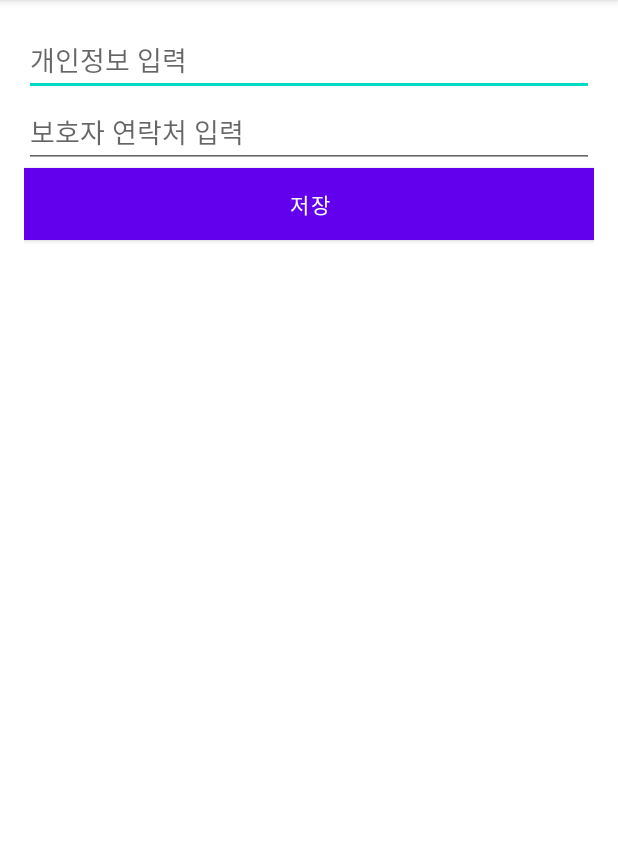
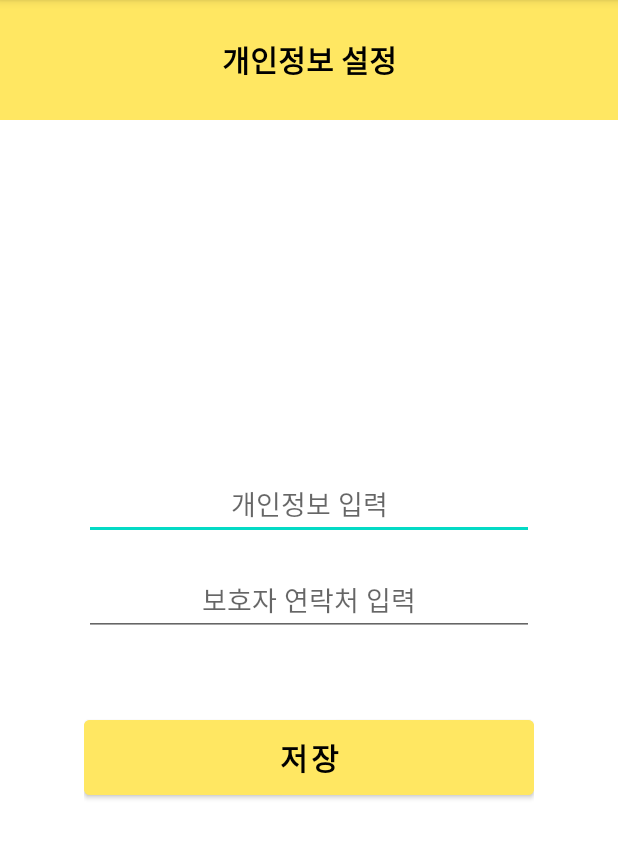
Before and after one commit to j0gea/Warning-App-of-sidewalk-damage, an Android app: the ActivitySetting screen opened directly, with no data from a screen before it, on a phone screen of 412 x 824 dp, the part 84-943 px from its top. Run offline under Robolectric (Android 15) with nearby library versions, the phone set to English and light mode, and no system bars.

Commit message:
UI 수정

```diff
--- a/CameraEx/app/src/main/res/layout/activity_setting.xml
+++ b/CameraEx/app/src/main/res/layout/activity_setting.xml
@@ -1,27 +1,71 @@
-<!-- res/layout/activity_settings.xml -->
-<LinearLayout xmlns:android="http://schemas.android.com/apk/res/android"
+<?xml version="1.0" encoding="utf-8"?>
+<androidx.constraintlayout.widget.ConstraintLayout xmlns:android="http://schemas.android.com/apk/res/android"
+    xmlns:app="http://schemas.android.com/apk/res-auto"
+    xmlns:tools="http://schemas.android.com/tools"
     android:layout_width="match_parent"
     android:layout_height="match_parent"
+    tools:context=".MainActivity">
+
+    <!-- 상단 배너 텍스트 뷰 -->
+    <TextView
+        android:id="@+id/bannerTextView"
+        android:layout_width="match_parent"
+        android:layout_height="80dp"
+        android:gravity="center"
+        android:text="개인정보 설정"
+        android:textSize="20sp"
+        android:textColor="#000000"
+        android:background="#FFE762"
+        android:padding="10dp"
+        android:textStyle="bold"
+        app:layout_constraintTop_toTopOf="parent"
+        app:layout_constraintStart_toStartOf="parent"
+        app:layout_constraintEnd_toEndOf="parent"/>
+
+    <!-- 중앙에 배치할 레이아웃 -->
+    <LinearLayout
+        android:id="@+id/centerLayout"
+        android:layout_width="wrap_content"
+        android:layout_height="wrap_content"
         android:orientation="vertical"
-    android:padding="16dp">
+        android:padding="16dp"
+        app:layout_constraintTop_toBottomOf="@id/bannerTextView"
+        app:layout_constraintBottom_toBottomOf="parent"
+        app:layout_constraintStart_toStartOf="parent"
+        app:layout_constraintEnd_toEndOf="parent"
+        app:layout_constraintVertical_bias="0.5"> <!-- 레이아웃을 중앙에 위치 -->
 
+        <!-- 개인정보 입력 EditText -->
         <EditText
             android:id="@+id/personalInfo"
-        android:layout_width="match_parent"
+            android:layout_width="300dp"
             android:layout_height="wrap_content"
-        android:hint="개인정보 입력"/>
+            android:hint="개인정보 입력"
+            android:gravity="center"
+            android:layout_marginBottom="16dp"/> <!-- 아래 간격 추가 -->
 
+        <!-- 보호자 연락처 입력 EditText -->
         <EditText
             android:id="@+id/caregiverContact"
-        android:layout_width="match_parent"
+            android:layout_width="300dp"
             android:layout_height="wrap_content"
             android:hint="보호자 연락처 입력"
-        android:inputType="phone"/>
+            android:inputType="phone"
+            android:gravity="center"
+            android:layout_marginBottom="50dp"/> <!-- 아래 간격 추가 -->
 
+        <!-- 저장 버튼 -->
         <Button
             android:id="@+id/saveSettingsButton"
-        android:layout_width="match_parent"
+            android:layout_width="300dp"
             android:layout_height="wrap_content"
-        android:background="@drawable/rectangle_button"
-        android:text="저장"/>
+            android:text="저장"
+            android:textSize="20sp"
+            android:textStyle="bold"
+            android:textColor="#000000"
+            android:backgroundTint="#FFE762"
+            android:padding="10dp"
+            android:gravity="center"/>
     </LinearLayout>
+
+</androidx.constraintlayout.widget.ConstraintLayout>
```
Also changed, not shown: CameraEx/app/src/main/res/layout/activity_main.xml (+47 -20 lines), CameraEx/app/src/main/res/layout/activity_start_view.xml (+52 -17 lines), CameraEx/app/src/main/res/drawable/wheelchairimg.png (added). Lines whose indentation alone changed are shown as unchanged.
